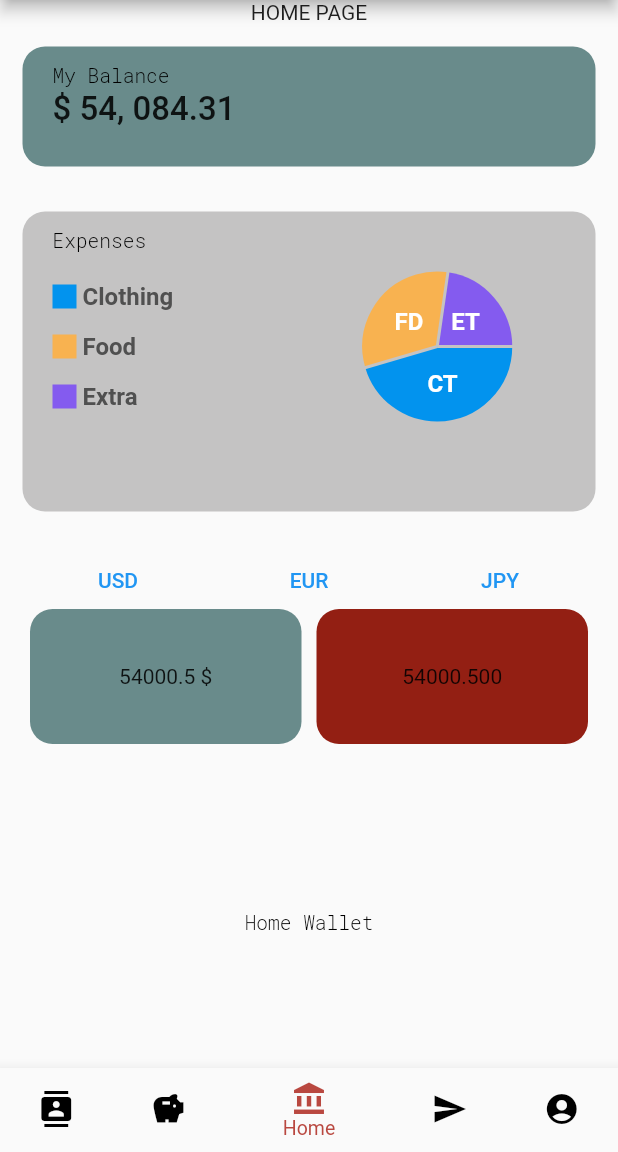
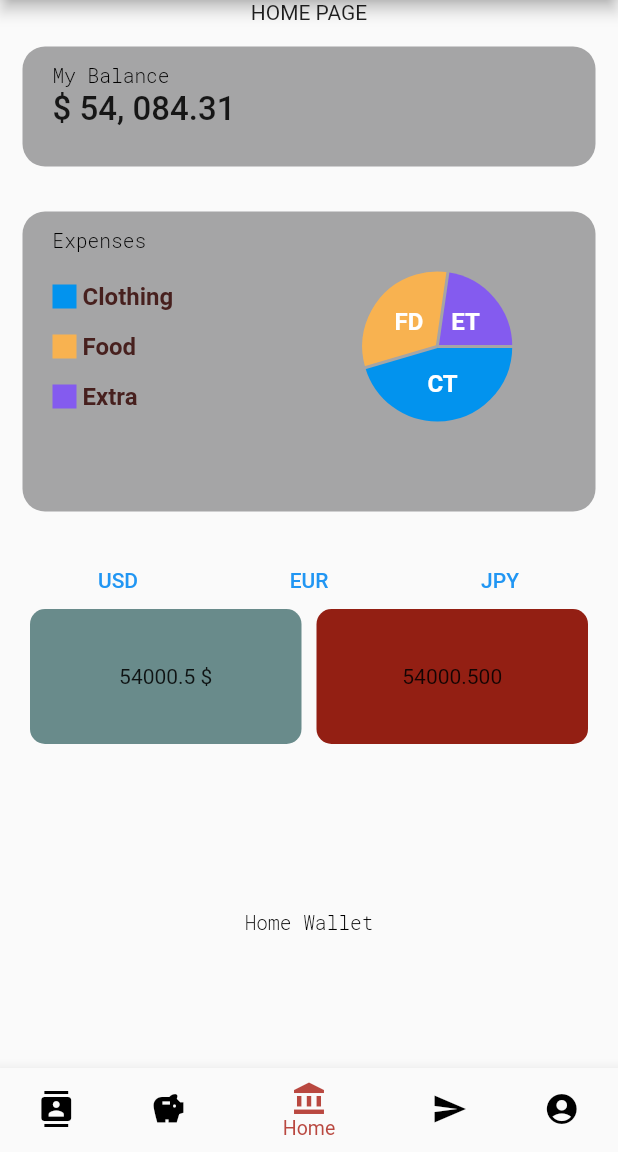
Before and after one commit to cchalop1/epitech-flutter, a Flutter app: the MainScreen screen opened directly, on a phone screen of 412 x 824 dp, the part 84-1236 px from its top. Run offline on Flutter 3.47's test engine with Material 2 defaults, Android fonts, the light colour scheme and no system bars; drawn by our look-alikes of fl_chart; our stand-ins replace audioplayers, google_fonts, image_picker, shared_preferences; accounts and stored records are empty.

Commit message:
Add some Box decoration an text style

```diff
--- a/lib/components/homepage/PieChartIndicator.dart
+++ b/lib/components/homepage/PieChartIndicator.dart
@@ -1,4 +1,5 @@
 import 'package:flutter/material.dart';
+import 'package:myapp/themes/Style.dart';
 
 class PieChartIndicator extends StatelessWidget {
   final Color color;
@@ -33,8 +34,7 @@ class PieChartIndicator extends StatelessWidget {
         ),
         Text(
           text,
-          style: TextStyle(
-              fontSize: 16, fontWeight: FontWeight.bold, color: textColor),
+          style: TxtChartIndicatorStyle,
         )
       ],
     );
--- a/lib/components/indicator.dart
+++ b/lib/components/indicator.dart
@@ -1,4 +1,5 @@
 import 'package:flutter/material.dart';
+import 'package:myapp/themes/Style.dart';
 
 class Indicator extends StatelessWidget {
   final Color color;
@@ -33,8 +34,7 @@ class Indicator extends StatelessWidget {
         ),
         Text(
           text,
-          style: TextStyle(
-              fontSize: 16, fontWeight: FontWeight.bold, color: textColor),
+          style: TxtChartIndicatorStyle,
         )
       ],
     );
--- a/lib/themes/Style.dart
+++ b/lib/themes/Style.dart
@@ -30,4 +30,21 @@ double GFVeryBigFontSize = 25;
 FontWeight GFSmallFontWeight = FontWeight.w300;
 FontWeight GFBigFontWeight = FontWeight.w500;
 
-// Define the principale Box Decoration
+// Define the principals Box Decoration
+
+BoxDecoration BDPrincipale = BoxDecoration(
+  borderRadius: BorderRadius.circular(15),
+  color: BGGreyColor,
+);
+
+BoxDecoration BDSmallCircularGreen = BoxDecoration(
+  borderRadius: BorderRadius.circular(10),
+  color: BGLiteGreenColor,
+);
+
+BoxDecoration BDSmallCircularRed = BoxDecoration(
+  borderRadius: BorderRadius.circular(10),
+  color: BGRedColor,
+);
+
+// Define other things
--- a/lib/widgets/homepage/HomeBalance.dart
+++ b/lib/widgets/homepage/HomeBalance.dart
@@ -13,11 +13,7 @@ class HomeBalance extends StatelessWidget {
       padding: const EdgeInsets.only(left: 20, right: 20, top: 10, bottom: 10),
       height: 220,
       constraints: const BoxConstraints.expand(height: 80),
-      decoration: BoxDecoration(
-        borderRadius: BorderRadius.circular(15),
-        color: BGLiteGreenColor,
-        // color: const Color.fromARGB(255, 196, 195, 195),
-      ),
+      decoration: BDPrincipale,
       child: Column (
         crossAxisAlignment: CrossAxisAlignment.start,
         children: [
@@ -34,18 +30,8 @@ class HomeBalance extends StatelessWidget {
               Container(
                   padding: const EdgeInsets.only(top: 2),
                   child: BigText(text: "\$ 54, 084.31"),
-                    // Text(
-                    //   "\$ 50, 000.00",
-                    //   style: GoogleFonts.roboto(
-                    //     fontSize: 15,
-                    //     fontWeight: FontWeight.w500,
-                    //   ),
-                    // )
                   ),
             ]),
-            // Container(
-            //     padding: const EdgeInsets.all(5),
-            //     child: const Icon(Icons.account_balance_wallet)),
           ]),
         ],
       ),
--- a/lib/widgets/homepage/HomeExpense.dart
+++ b/lib/widgets/homepage/HomeExpense.dart
@@ -15,10 +15,11 @@ class HomeExpense extends StatelessWidget {
       padding: const EdgeInsets.only(left: 20, right: 20, top: 10, bottom: 10),
       height: 220,
       constraints: const BoxConstraints.expand(height: 200),
-      decoration: BoxDecoration(
-        borderRadius: BorderRadius.circular(15),
-        color: const Color.fromARGB(255, 196, 195, 195),
-      ),
+      // decoration: BoxDecoration(
+      //   borderRadius: BorderRadius.circular(15),
+      //   color: const Color.fromARGB(255, 196, 195, 195),
+      // ),
+      decoration: BDPrincipale,
       child: Column (
         crossAxisAlignment: CrossAxisAlignment.start,
         children: [
```
Also changed, not shown: lib/widgets/BankCard.dart (+5 -4 lines), lib/widgets/homepage/HomeConvertion.dart (+2 -18 lines).
